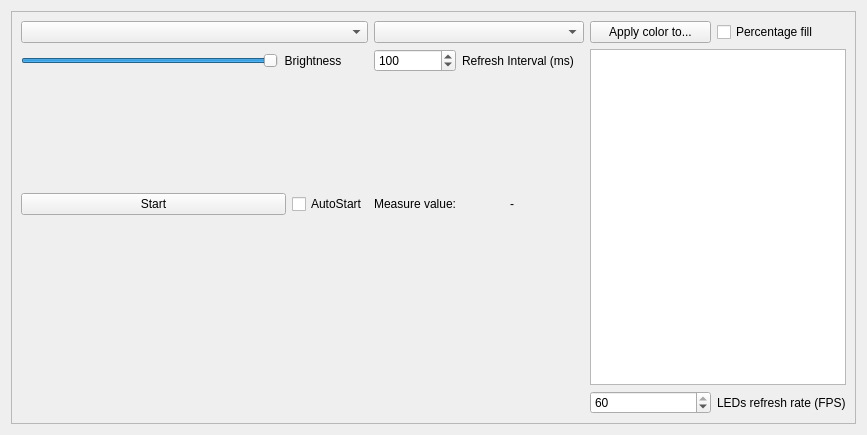
The window that MeasureEntry.ui (arthur469/HardwareSyncAI) describes before a commit, drawn with Qt 5.
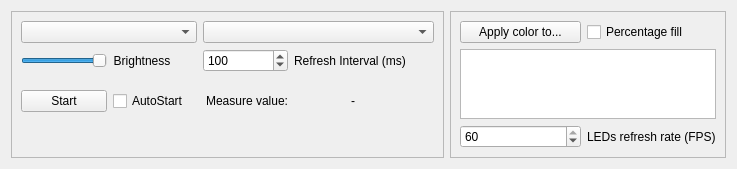
The same window after the commit. Custom widgets are drawn as their Qt base class.

Commit message: Edited and simplified ui files and added tabstops

```diff
--- a/MeasureEntry.ui
+++ b/MeasureEntry.ui
@@ -6,116 +6,48 @@
    <rect>
     <x>0</x>
     <y>0</y>
-    <width>867</width>
-    <height>435</height>
+    <width>737</width>
+    <height>165</height>
    </rect>
   </property>
   <property name="windowTitle">
    <string>Form</string>
   </property>
   <layout class="QGridLayout" name="gridLayout">
-   <item row="6" column="0" colspan="2">
+   <item row="0" column="0">
+    <widget class="QFrame" name="measureFrame">
+     <property name="sizePolicy">
+      <sizepolicy hsizetype="Preferred" vsizetype="Preferred">
+       <horstretch>0</horstretch>
+       <verstretch>0</verstretch>
+      </sizepolicy>
+     </property>
+     <property name="minimumSize">
+      <size>
+       <width>0</width>
+       <height>0</height>
+      </size>
+     </property>
+     <property name="frameShape">
+      <enum>QFrame::StyledPanel</enum>
+     </property>
+     <property name="frameShadow">
+      <enum>QFrame::Sunken</enum>
+     </property>
+     <layout class="QGridLayout" name="gridLayout_2" columnstretch="1,0,1,1">
+      <item row="3" column="3">
     <widget class="QFrame" name="frame">
      <property name="frameShape">
-      <enum>QFrame::StyledPanel</enum>
+         <enum>QFrame::NoFrame</enum>
      </property>
      <property name="frameShadow">
       <enum>QFrame::Raised</enum>
      </property>
-     <layout class="QGridLayout" name="gridLayout_2" columnstretch="10000,0,0,0">
-      <item row="0" column="3" rowspan="6">
        <layout class="QGridLayout" name="gridLayout_3">
-        <item row="0" column="1">
-         <widget class="QCheckBox" name="percentage_fill">
-          <property name="text">
-           <string>Percentage fill</string>
-          </property>
-         </widget>
-        </item>
         <item row="0" column="0">
-         <widget class="QPushButton" name="devices">
-          <property name="text">
-           <string>Apply color to...</string>
-          </property>
-         </widget>
-        </item>
-        <item row="1" column="0" colspan="2">
-         <widget class="QListWidget" name="devices_list_view">
-          <property name="sizePolicy">
-           <sizepolicy hsizetype="Preferred" vsizetype="Expanding">
-            <horstretch>0</horstretch>
-            <verstretch>0</verstretch>
-           </sizepolicy>
-          </property>
-          <property name="horizontalScrollBarPolicy">
-           <enum>Qt::ScrollBarAlwaysOff</enum>
-          </property>
-         </widget>
-        </item>
-        <item row="3" column="0">
-         <widget class="QSpinBox" name="fps">
-          <property name="minimum">
-           <number>1</number>
-          </property>
-          <property name="maximum">
-           <number>60</number>
-          </property>
-          <property name="value">
-           <number>60</number>
-          </property>
-         </widget>
-        </item>
-        <item row="3" column="1">
-         <widget class="QLabel" name="refresh_interval_label">
-          <property name="text">
-           <string>LEDs refresh rate (FPS)</string>
-          </property>
-         </widget>
-        </item>
-       </layout>
-      </item>
-      <item row="0" column="0" rowspan="3">
-       <layout class="QGridLayout" name="gridLayout_4" columnstretch="10,0,0,0,0,0">
-        <item row="5" column="2">
-         <widget class="QCheckBox" name="auto_start">
-          <property name="text">
-           <string>AutoStart</string>
-          </property>
-         </widget>
-        </item>
-        <item row="5" column="5">
-         <widget class="QLabel" name="color_preview">
-          <property name="minimumSize">
-           <size>
-            <width>16</width>
-            <height>16</height>
-           </size>
-          </property>
-          <property name="maximumSize">
-           <size>
-            <width>16</width>
-            <height>16</height>
-           </size>
-          </property>
-          <property name="text">
-           <string/>
-          </property>
-         </widget>
-        </item>
-        <item row="2" column="0" colspan="6">
-         <widget class="MeasureColor" name="measure_color" native="true">
-          <property name="minimumSize">
-           <size>
-            <width>0</width>
-            <height>0</height>
-           </size>
-          </property>
-         </widget>
-        </item>
-        <item row="5" column="4">
          <widget class="QLabel" name="measure">
           <property name="sizePolicy">
-           <sizepolicy hsizetype="Maximum" vsizetype="Preferred">
+            <sizepolicy hsizetype="Preferred" vsizetype="Preferred">
             <horstretch>0</horstretch>
             <verstretch>0</verstretch>
            </sizepolicy>
@@ -137,10 +69,45 @@
           </property>
          </widget>
         </item>
-        <item row="0" column="3" colspan="3">
-         <widget class="QComboBox" name="hardware_feature"/>
-        </item>
-        <item row="1" column="3">
+         <item row="0" column="1">
+          <widget class="QLabel" name="color_preview">
+           <property name="sizePolicy">
+            <sizepolicy hsizetype="Fixed" vsizetype="Fixed">
+             <horstretch>0</horstretch>
+             <verstretch>0</verstretch>
+            </sizepolicy>
+           </property>
+           <property name="minimumSize">
+            <size>
+             <width>16</width>
+             <height>16</height>
+            </size>
+           </property>
+           <property name="maximumSize">
+            <size>
+             <width>16</width>
+             <height>16</height>
+            </size>
+           </property>
+           <property name="text">
+            <string/>
+           </property>
+          </widget>
+         </item>
+        </layout>
+       </widget>
+      </item>
+      <item row="3" column="2">
+       <widget class="QLabel" name="label_2">
+        <property name="text">
+         <string>Measure value:</string>
+        </property>
+        <property name="alignment">
+         <set>Qt::AlignRight|Qt::AlignTrailing|Qt::AlignVCenter</set>
+        </property>
+       </widget>
+      </item>
+      <item row="1" column="2">
          <widget class="QSpinBox" name="refresh_interval">
           <property name="maximumSize">
            <size>
@@ -159,33 +126,6 @@
           </property>
          </widget>
         </item>
-        <item row="5" column="3">
-         <widget class="QLabel" name="label_2">
-          <property name="text">
-           <string>Measure value:</string>
-          </property>
-          <property name="alignment">
-           <set>Qt::AlignRight|Qt::AlignTrailing|Qt::AlignVCenter</set>
-          </property>
-         </widget>
-        </item>
-        <item row="5" column="0" colspan="2">
-         <widget class="QPushButton" name="start_stop">
-          <property name="text">
-           <string>Start</string>
-          </property>
-         </widget>
-        </item>
-        <item row="1" column="4" colspan="2">
-         <widget class="QLabel" name="label">
-          <property name="text">
-           <string>Refresh Interval (ms)</string>
-          </property>
-         </widget>
-        </item>
-        <item row="0" column="0" colspan="3">
-         <widget class="QComboBox" name="hardware"/>
-        </item>
         <item row="1" column="0">
          <widget class="QTooltipedSlider" name="brightness">
           <property name="maximum">
@@ -199,7 +139,60 @@
           </property>
          </widget>
         </item>
-        <item row="1" column="1" colspan="2">
+      <item row="0" column="0" colspan="2">
+       <widget class="QComboBox" name="hardware"/>
+      </item>
+      <item row="1" column="3">
+       <widget class="QLabel" name="label">
+        <property name="text">
+         <string>Refresh Interval (ms)</string>
+        </property>
+       </widget>
+      </item>
+      <item row="4" column="0" colspan="3">
+       <spacer name="verticalSpacer">
+        <property name="orientation">
+         <enum>Qt::Vertical</enum>
+        </property>
+        <property name="sizeHint" stdset="0">
+         <size>
+          <width>20</width>
+          <height>40</height>
+         </size>
+        </property>
+       </spacer>
+      </item>
+      <item row="3" column="1">
+       <widget class="QCheckBox" name="auto_start">
+        <property name="text">
+         <string>AutoStart</string>
+        </property>
+       </widget>
+      </item>
+      <item row="3" column="0">
+       <widget class="QPushButton" name="start_stop">
+        <property name="text">
+         <string>Start</string>
+        </property>
+       </widget>
+      </item>
+      <item row="2" column="0" colspan="4">
+       <widget class="MeasureColor" name="measure_color" native="true">
+        <property name="sizePolicy">
+         <sizepolicy hsizetype="Preferred" vsizetype="Preferred">
+          <horstretch>0</horstretch>
+          <verstretch>0</verstretch>
+         </sizepolicy>
+        </property>
+        <property name="minimumSize">
+         <size>
+          <width>0</width>
+          <height>0</height>
+         </size>
+        </property>
+       </widget>
+      </item>
+      <item row="1" column="1">
          <widget class="QLabel" name="label_3">
           <property name="text">
            <string>Brightness        </string>
@@ -209,7 +202,67 @@
           </property>
          </widget>
         </item>
-       </layout>
+      <item row="0" column="2" colspan="2">
+       <widget class="QComboBox" name="hardware_feature"/>
+      </item>
+     </layout>
+    </widget>
+   </item>
+   <item row="0" column="1">
+    <widget class="QFrame" name="devicFrame">
+     <property name="frameShape">
+      <enum>QFrame::StyledPanel</enum>
+     </property>
+     <property name="frameShadow">
+      <enum>QFrame::Sunken</enum>
+     </property>
+     <layout class="QGridLayout" name="gridLayout_5">
+      <item row="0" column="0">
+       <widget class="QPushButton" name="devices">
+        <property name="text">
+         <string>Apply color to...</string>
+        </property>
+       </widget>
+      </item>
+      <item row="0" column="1">
+       <widget class="QCheckBox" name="percentage_fill">
+        <property name="text">
+         <string>Percentage fill</string>
+        </property>
+       </widget>
+      </item>
+      <item row="1" column="0" colspan="2">
+       <widget class="QListWidget" name="devices_list_view">
+        <property name="sizePolicy">
+         <sizepolicy hsizetype="Preferred" vsizetype="Expanding">
+          <horstretch>0</horstretch>
+          <verstretch>0</verstretch>
+         </sizepolicy>
+        </property>
+        <property name="horizontalScrollBarPolicy">
+         <enum>Qt::ScrollBarAlwaysOff</enum>
+        </property>
+       </widget>
+      </item>
+      <item row="2" column="0">
+       <widget class="QSpinBox" name="fps">
+        <property name="minimum">
+         <number>1</number>
+        </property>
+        <property name="maximum">
+         <number>60</number>
+        </property>
+        <property name="value">
+         <number>60</number>
+        </property>
+       </widget>
+      </item>
+      <item row="2" column="1">
+       <widget class="QLabel" name="refresh_interval_label">
+        <property name="text">
+         <string>LEDs refresh rate (FPS)</string>
+        </property>
+       </widget>
       </item>
      </layout>
     </widget>
```
Left out of the diff: 12 changed lines with no effect on the pictures. Lines whose indentation alone changed are shown as unchanged.
